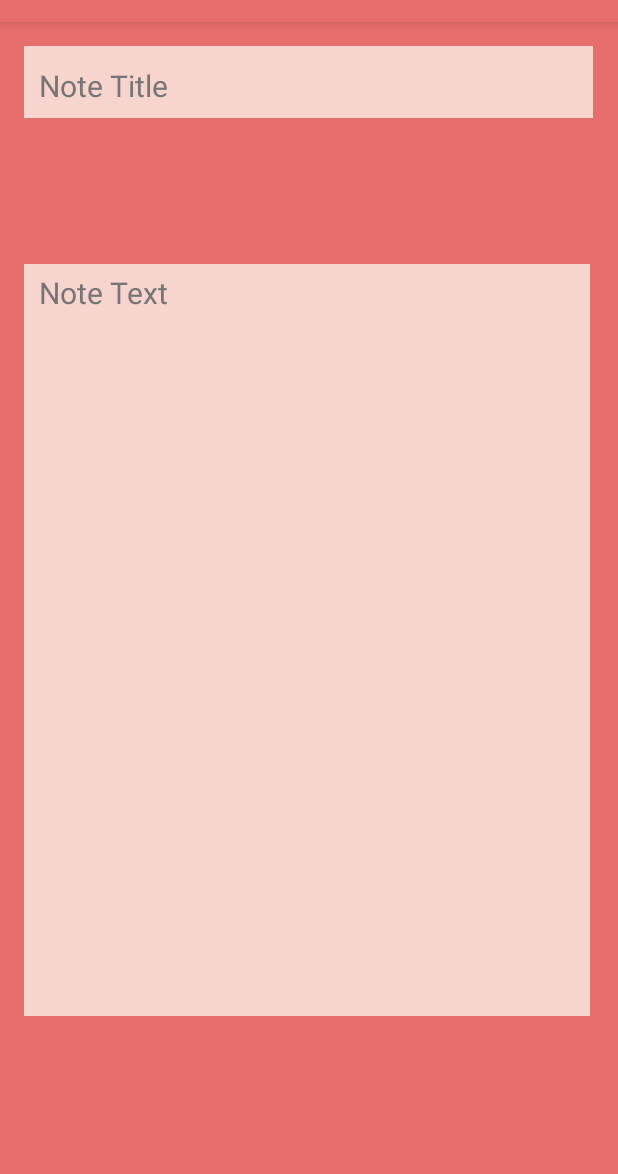
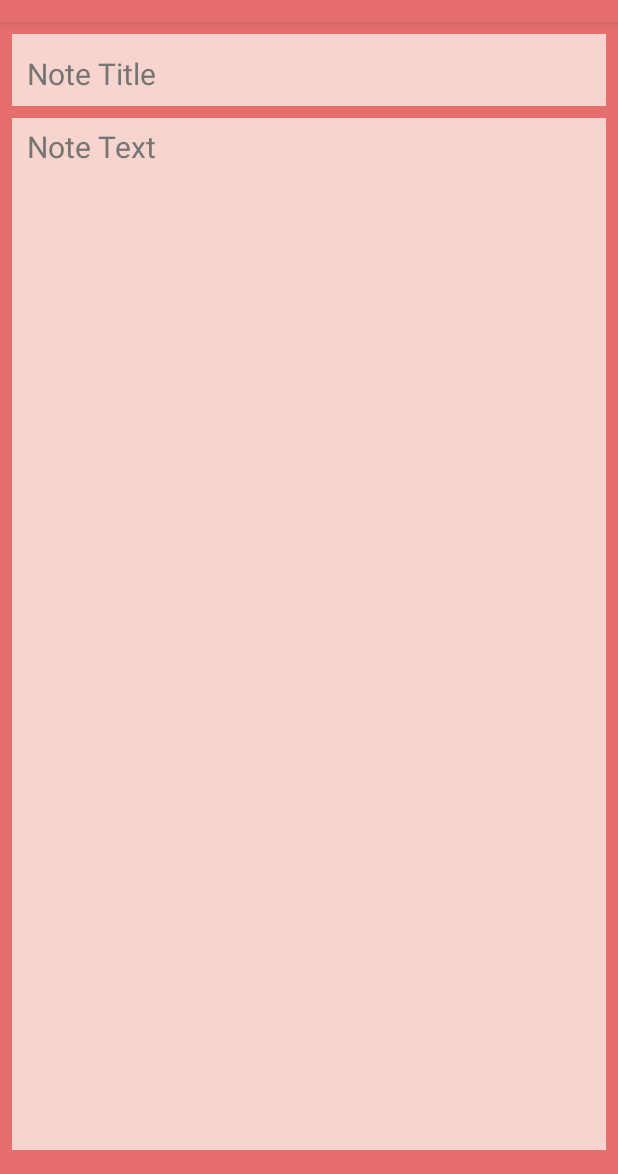
Before and after one commit to ETS-Android3/Android_Notes_App, an Android app: the EditActivity screen opened directly, with no data from a screen before it, on a phone screen of 412 x 824 dp, the part 62-1236 px from its top. Run offline under Robolectric (Android 15) with nearby library versions, the phone set to English and light mode, and no system bars.

Commit message:
Added onPause() logic and fixed landscape orientation constraints

```diff
--- a/app/src/main/java/com/riddhidamani/android_notes_app/NotesAdapter.java
+++ b/app/src/main/java/com/riddhidamani/android_notes_app/NotesAdapter.java
@@ -54,7 +54,7 @@ public class NotesAdapter extends RecyclerView.Adapter<MyViewHolder> {
             noteTextFull = noteTextFull + "...";
         }
         holder.noteText.setText(noteTextFull);
-        holder.lastSaveDate.setText(note.getLastSaveDate().toString());
+        holder.lastSaveDate.setText(note.getLastUpdateTime().toString());
     }
 
     @Override
--- a/app/src/main/res/layout/activity_edit.xml
+++ b/app/src/main/res/layout/activity_edit.xml
@@ -9,28 +9,33 @@
 
     <EditText
         android:id="@+id/noteTitleEdit"
-        android:layout_width="379dp"
-        android:layout_height="48dp"
-        android:layout_marginStart="16dp"
-        android:layout_marginTop="16dp"
+        android:layout_width="0dp"
+        android:layout_height="wrap_content"
+        android:layout_marginStart="8dp"
+        android:layout_marginTop="8dp"
+        android:layout_marginEnd="8dp"
         android:background="#F8D4CE"
+        android:ems="10"
         android:hint="@string/note_title"
         android:includeFontPadding="true"
         android:inputType="text"
+        android:minHeight="48dp"
         android:paddingStart="10dp"
         android:paddingTop="5dp"
         android:paddingEnd="10dp"
         android:textColorHint="#757575"
         android:textSize="20sp"
+        app:layout_constraintEnd_toEndOf="parent"
         app:layout_constraintStart_toStartOf="parent"
         app:layout_constraintTop_toTopOf="parent" />
 
     <EditText
         android:id="@+id/noteTextEdit"
-        android:layout_width="377dp"
-        android:layout_height="501dp"
-        android:layout_marginStart="16dp"
+        android:layout_width="0dp"
+        android:layout_height="0dp"
+        android:layout_marginStart="8dp"
         android:layout_marginTop="8dp"
+        android:layout_marginEnd="8dp"
         android:layout_marginBottom="16dp"
         android:background="#F8D4CE"
         android:ems="10"
@@ -41,9 +46,12 @@
         android:paddingLeft="10dp"
         android:paddingTop="5dp"
         android:paddingRight="10dp"
+        android:scrollbars="vertical"
+        android:textAlignment="textStart"
         android:textColorHint="#757575"
         android:textSize="20sp"
         app:layout_constraintBottom_toBottomOf="parent"
+        app:layout_constraintEnd_toEndOf="parent"
         app:layout_constraintStart_toStartOf="parent"
         app:layout_constraintTop_toBottomOf="@+id/noteTitleEdit" />
 </androidx.constraintlayout.widget.ConstraintLayout>
--- a/app/src/main/res/layout/notes_list_entry.xml
+++ b/app/src/main/res/layout/notes_list_entry.xml
@@ -4,9 +4,7 @@
     xmlns:tools="http://schemas.android.com/tools"
     android:layout_width="match_parent"
     android:layout_height="wrap_content"
-    android:layout_marginStart="8dp"
-    android:layout_marginTop="8dp"
-    android:layout_marginEnd="8dp"
+    android:layout_marginBottom="10dp"
     android:background="#F8D4CE ">
 
     <TextView
```
Also changed, not shown: app/src/main/java/com/riddhidamani/android_notes_app/EditActivity.java (+7 -26 lines), app/src/main/java/com/riddhidamani/android_notes_app/MainActivity.java (+19 -16 lines), app/src/main/java/com/riddhidamani/android_notes_app/Note.java (+10 -9 lines), app/src/main/res/layout/activity_about.xml (+14 -10 lines), app/src/main/res/layout/activity_main.xml (+9 -5 lines).
